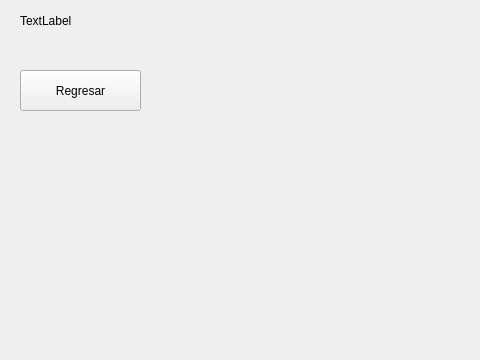
The window that gameform.ui (Jiny-perez/ProyectoBuscaMinas_Programacion3) describes before a commit, drawn with Qt 5; both pictures show x 0 to 480 and y 240 to 600 of the 905 by 600 pixel window.
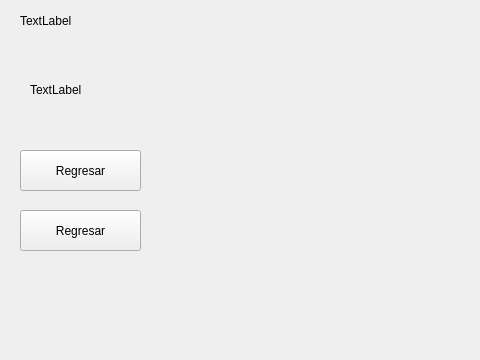
The same window after the commit.

Commit message: Restart button added

What changed in the file:
```diff
--- a/gameform.ui
+++ b/gameform.ui
@@ -69,7 +69,7 @@
    <property name="geometry">
     <rect>
      <x>20</x>
-     <y>310</y>
+     <y>390</y>
      <width>121</width>
      <height>41</height>
     </rect>
@@ -88,6 +88,32 @@
     </rect>
    </property>
   </widget>
+  <widget class="QLabel" name="flagsCounterLabel">
+   <property name="geometry">
+    <rect>
+     <x>30</x>
+     <y>320</y>
+     <width>63</width>
+     <height>20</height>
+    </rect>
+   </property>
+   <property name="text">
+    <string>TextLabel</string>
+   </property>
+  </widget>
+  <widget class="QPushButton" name="restartButton">
+   <property name="geometry">
+    <rect>
+     <x>20</x>
+     <y>450</y>
+     <width>121</width>
+     <height>41</height>
+    </rect>
+   </property>
+   <property name="text">
+    <string>Regresar</string>
+   </property>
+  </widget>
  </widget>
  <resources/>
  <connections/>
```
The commit also changes 2 other files.
